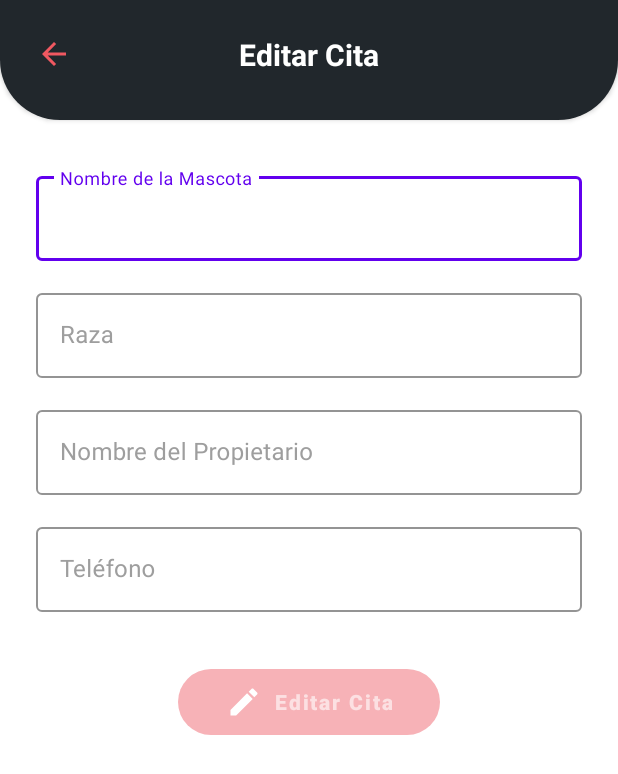
After one commit to Maycol-2018/DogApp, an Android app: the layout fragment_edit_appointment.xml on its own in the app's theme, with its tools: preview values and no code run, on a phone screen of 412 x 824 dp. The commit adds this screen. Shown: the top 774 px of the screen. Run offline under Robolectric (Android 15) with nearby library versions, the phone set to English and light mode, and no system bars.

Commit message:
feat(ui): add Edit Appointment layout with form fields and rounded Editar Cita button (HU5)

```diff
--- /dev/null
+++ b/app/src/main/res/layout/fragment_edit_appointment.xml
@@ -0,0 +1,192 @@
+<?xml version="1.0" encoding="utf-8"?>
+<!-- (Joel) HU5: pantalla "Editar Cita". Mismo diseño que "Nueva Cita" (barra oscura arriba y formulario debajo),
+     pero sin la lista de síntomas: la HU5 solo permite editar nombre, raza, propietario y teléfono. -->
+<androidx.constraintlayout.widget.ConstraintLayout xmlns:android="http://schemas.android.com/apk/res/android"
+    xmlns:app="http://schemas.android.com/apk/res-auto"
+    xmlns:tools="http://schemas.android.com/tools"
+    android:layout_width="match_parent"
+    android:layout_height="match_parent"
+    android:background="@color/white"
+    tools:context=".view.fragment.EditAppointmentFragment">
+
+    <!-- Barra superior: fondo oscuro con esquinas de abajo redondeadas -->
+    <androidx.constraintlayout.widget.ConstraintLayout
+        android:id="@+id/edit_appointment_toolbar"
+        android:layout_width="match_parent"
+        android:layout_height="wrap_content"
+        android:background="@drawable/bg_form_toolbar"
+        android:elevation="2dp"
+        android:paddingBottom="20dp"
+        app:layout_constraintEnd_toEndOf="parent"
+        app:layout_constraintStart_toStartOf="parent"
+        app:layout_constraintTop_toTopOf="parent">
+
+        <!-- Flecha rosada: vuelve al Detalle de la Cita -->
+        <ImageView
+            android:id="@+id/back_button"
+            android:layout_width="48dp"
+            android:layout_height="48dp"
+            android:layout_marginStart="12dp"
+            android:layout_marginTop="12dp"
+            android:background="?attr/selectableItemBackgroundBorderless"
+            android:contentDescription="@string/new_appointment_back_description"
+            android:padding="12dp"
+            android:src="@drawable/ic_arrow_back"
+            app:layout_constraintStart_toStartOf="parent"
+            app:layout_constraintTop_toTopOf="parent"
+            app:tint="@color/fab_pink" />
+
+        <!-- Título "Editar Cita" centrado -->
+        <TextView
+            android:id="@+id/edit_appointment_title"
+            android:layout_width="wrap_content"
+            android:layout_height="wrap_content"
+            android:text="@string/edit_appointment_title"
+            android:textColor="@color/white"
+            android:textSize="20sp"
+            android:textStyle="bold"
+            app:layout_constraintBottom_toBottomOf="@id/back_button"
+            app:layout_constraintEnd_toEndOf="parent"
+            app:layout_constraintStart_toStartOf="parent"
+            app:layout_constraintTop_toTopOf="@id/back_button" />
+    </androidx.constraintlayout.widget.ConstraintLayout>
+
+    <!-- Zona desplazable con el formulario -->
+    <ScrollView
+        android:layout_width="0dp"
+        android:layout_height="0dp"
+        android:fillViewport="true"
+        app:layout_constraintBottom_toBottomOf="parent"
+        app:layout_constraintEnd_toEndOf="parent"
+        app:layout_constraintStart_toStartOf="parent"
+        app:layout_constraintTop_toBottomOf="@id/edit_appointment_toolbar">
+
+        <LinearLayout
+            android:layout_width="match_parent"
+            android:layout_height="wrap_content"
+            android:orientation="vertical"
+            android:paddingStart="24dp"
+            android:paddingTop="32dp"
+            android:paddingEnd="24dp"
+            android:paddingBottom="32dp">
+
+            <!-- Nombre de la mascota (máx. 15 caracteres) -->
+            <com.google.android.material.textfield.TextInputLayout
+                android:id="@+id/pet_name_layout"
+                style="@style/Widget.MaterialComponents.TextInputLayout.OutlinedBox"
+                android:layout_width="match_parent"
+                android:layout_height="wrap_content"
+                android:hint="@string/new_appointment_pet_name_hint"
+                android:textColorHint="@color/hint_gray"
+                app:boxStrokeColor="@color/purple_500"
+                app:hintTextColor="@color/purple_500">
+
+                <com.google.android.material.textfield.TextInputEditText
+                    android:id="@+id/pet_name_input"
+                    android:layout_width="match_parent"
+                    android:layout_height="wrap_content"
+                    android:inputType="textCapWords"
+                    android:maxLength="15"
+                    android:maxLines="1" />
+            </com.google.android.material.textfield.TextInputLayout>
+
+            <!-- Raza: AutoCompleteTextView con las razas de la API (sugiere desde la 2da letra) -->
+            <com.google.android.material.textfield.TextInputLayout
+                android:id="@+id/breed_layout"
+                style="@style/Widget.MaterialComponents.TextInputLayout.OutlinedBox"
+                android:layout_width="match_parent"
+                android:layout_height="wrap_content"
+                android:layout_marginTop="16dp"
+                android:hint="@string/new_appointment_breed_hint"
+                android:textColorHint="@color/hint_gray"
+                app:boxStrokeColor="@color/purple_500"
+                app:hintTextColor="@color/purple_500">
+
+                <com.google.android.material.textfield.MaterialAutoCompleteTextView
+                    android:id="@+id/breed_input"
+                    style="@style/Widget.MaterialComponents.AutoCompleteTextView.OutlinedBox"
+                    android:layout_width="match_parent"
+                    android:layout_height="wrap_content"
+                    android:completionThreshold="2"
+                    android:inputType="text"
+                    android:maxLines="1" />
+            </com.google.android.material.textfield.TextInputLayout>
+
+            <!-- Nombre del propietario (máx. 30 caracteres) -->
+            <com.google.android.material.textfield.TextInputLayout
+                android:id="@+id/owner_layout"
+                style="@style/Widget.MaterialComponents.TextInputLayout.OutlinedBox"
+                android:layout_width="match_parent"
+                android:layout_height="wrap_content"
+                android:layout_marginTop="16dp"
+                android:hint="@string/new_appointment_owner_hint"
+                android:textColorHint="@color/hint_gray"
+                app:boxStrokeColor="@color/purple_500"
+                app:hintTextColor="@color/purple_500">
+
+                <com.google.android.material.textfield.TextInputEditText
+                    android:id="@+id/owner_input"
+                    android:layout_width="match_parent"
+                    android:layout_height="wrap_content"
+                    android:inputType="textCapWords"
+                    android:maxLength="30"
+                    android:maxLines="1" />
+            </com.google.android.material.textfield.TextInputLayout>
+
+            <!-- Teléfono (solo números, máx. 10 dígitos) -->
+            <com.google.android.material.textfield.TextInputLayout
+                android:id="@+id/phone_layout"
+                style="@style/Widget.MaterialComponents.TextInputLayout.OutlinedBox"
+                android:layout_width="match_parent"
+                android:layout_height="wrap_content"
+                android:layout_marginTop="16dp"
+                android:hint="@string/new_appointment_phone_hint"
+                android:textColorHint="@color/hint_gray"
+                app:boxStrokeColor="@color/purple_500"
+                app:hintTextColor="@color/purple_500">
+
+                <com.google.android.material.textfield.TextInputEditText
+                    android:id="@+id/phone_input"
+                    android:layout_width="match_parent"
+                    android:layout_height="wrap_content"
+                    android:inputType="number"
+                    android:maxLength="10"
+                    android:maxLines="1" />
+            </com.google.android.material.textfield.TextInputLayout>
+
+            <!-- Botón "Editar Cita": rosado, redondeado, icono a la izquierda.
+                 Nace deshabilitado y el Fragment lo habilita cuando los 4 campos están llenos.
+                 Usa los mismos selectores de color de "Guardar Cita" (texto blanco bold al habilitarse). -->
+            <com.google.android.material.button.MaterialButton
+                android:id="@+id/edit_appointment_button"
+                android:layout_width="wrap_content"
+                android:layout_height="56dp"
+                android:layout_gravity="center_horizontal"
+                android:layout_marginTop="32dp"
+                android:enabled="false"
+                android:paddingStart="32dp"
+                android:paddingEnd="32dp"
+                android:text="@string/edit_appointment_button"
+                android:textAllCaps="false"
+                android:textColor="@color/btn_save_text"
+                android:textStyle="bold"
+                app:backgroundTint="@color/btn_save_tint"
+                app:cornerRadius="28dp"
+                app:icon="@drawable/ic_edit"
+                app:iconGravity="textStart"
+                app:iconTint="@color/white" />
+        </LinearLayout>
+    </ScrollView>
+
+    <!-- Círculo de carga: visible solo mientras se guardan los cambios -->
+    <ProgressBar
+        android:id="@+id/edit_progress"
+        android:layout_width="wrap_content"
+        android:layout_height="wrap_content"
+        android:visibility="gone"
+        app:layout_constraintBottom_toBottomOf="parent"
+        app:layout_constraintEnd_toEndOf="parent"
+        app:layout_constraintStart_toStartOf="parent"
+        app:layout_constraintTop_toTopOf="parent" />
+
+</androidx.constraintlayout.widget.ConstraintLayout>
--- a/app/src/main/res/values/strings.xml
+++ b/app/src/main/res/values/strings.xml
@@ -43,6 +43,12 @@
     <!-- (Allan) HU4: título provisional de "Editar Cita" hasta que se implemente HU5 -->
     <string name="edit_appointment_placeholder_title">Editar Cita</string>
 
+    <!-- (Joel) HU5: textos de la ventana "Editar Cita" -->
+    <string name="edit_appointment_title">Editar Cita</string>
+    <string name="edit_appointment_button">Editar Cita</string>
+    <string name="edit_appointment_saved">Cita actualizada</string>
+    <string name="edit_appointment_save_error">No se pudo actualizar la cita</string>
+
     <!-- (Yair) HU3: opciones del Spinner de síntomas. La posición 0 ("Síntomas") es solo el texto guía: no cuenta como síntoma elegido. -->
     <string-array name="symptoms_options">
         <item>Síntomas</item>
```
